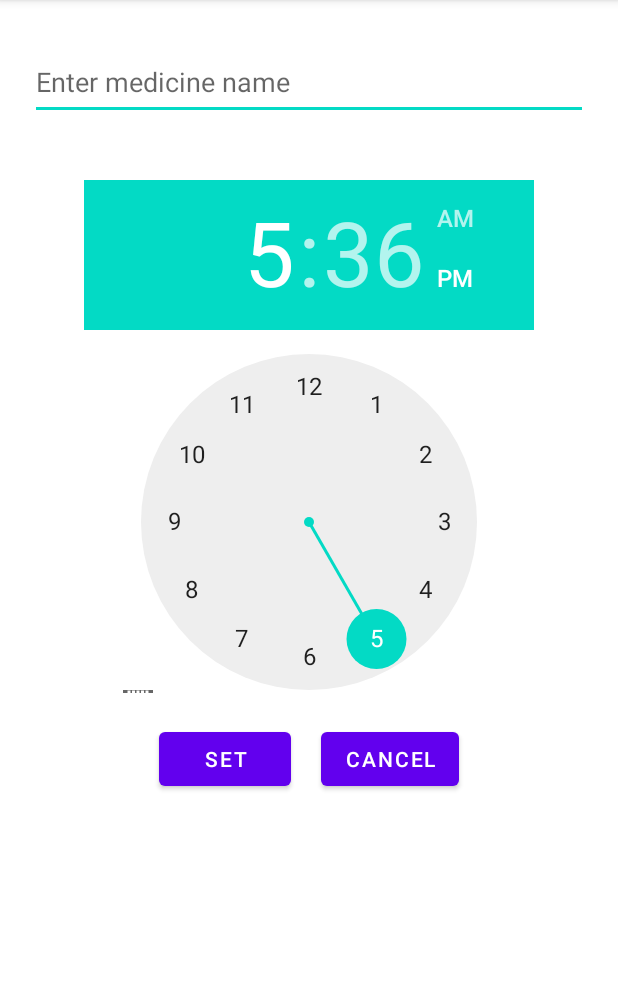
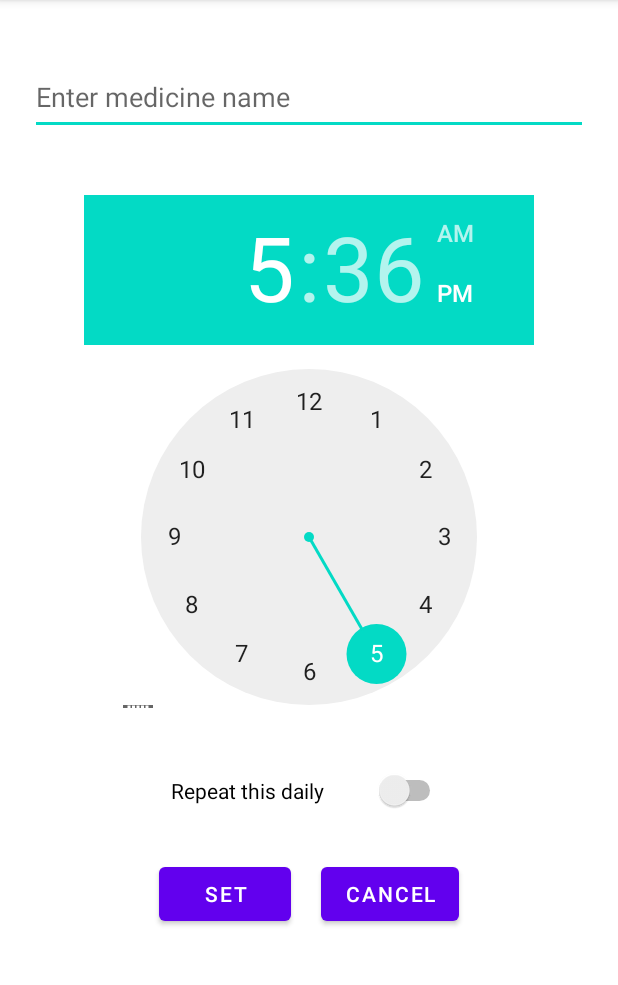
Before and after one commit to tomaandreisacuiu/SmartWaterBottleApp, an Android app: the SetReminderActivity screen opened directly, with no data from a screen before it, on a phone screen of 412 x 824 dp, the part 84-1069 px from its top. Run offline under Robolectric (Android 15) with nearby library versions, the phone set to English and light mode, and no system bars.

Commit message:
new "repeat daily" function added to the SetReminder activity class. multiple notifications work

```diff
--- a/app/src/main/java/com/example/smartwaterbottle/SetReminderActivity.java
+++ b/app/src/main/java/com/example/smartwaterbottle/SetReminderActivity.java
@@ -13,6 +13,7 @@ import android.os.Bundle;
 import android.view.MenuItem;
 import android.view.View;
 import android.widget.EditText;
+import android.widget.Switch;
 import android.widget.TimePicker;
 import android.widget.Toast;
 
@@ -22,60 +23,27 @@ import java.util.Calendar;
 
 public class SetReminderActivity extends AppCompatActivity implements View.OnClickListener{
 
-    private int notificationId = 1;
+    //private int notificationId = 1;
 
     DrawerLayout drawerLayout;
     NavigationView navigationView;
     ActionBarDrawerToggle drawerToggle;
+    Switch repeatSwitch;
 
     @Override
     protected void onCreate(Bundle savedInstanceState) {
         super.onCreate(savedInstanceState);
         setContentView(R.layout.activity_set_reminder);
 
+        // BUTTONS SETUP
         findViewById(R.id.setBtn).setOnClickListener(this);
         findViewById(R.id.cancelBtn).setOnClickListener(this);
-//
-//        drawerLayout = findViewById(R.id.drawer_layout);
-//        navigationView = findViewById(R.id.nav_view);
-//        drawerToggle = new ActionBarDrawerToggle(this, drawerLayout, R.string.open, R.string.close);
-//        drawerLayout.addDrawerListener(drawerToggle);
-//        drawerToggle.syncState();
-//        getSupportActionBar().setDisplayHomeAsUpEnabled(true);
-//        navigationView.setNavigationItemSelectedListener(new NavigationView.OnNavigationItemSelectedListener() {
-//            @Override
-//            public boolean onNavigationItemSelected(@NonNull MenuItem item) {
-//                switch (item.getItemId()) {
-//                    case R.id.schedule:
-//                    {
-//                        Intent activity2Intent3 = new Intent(getApplicationContext(), MainActivity.class);
-//                        startActivity(activity2Intent3);
-//                        //Toast.makeText(MainActivity.this, "Schedule Selected", Toast.LENGTH_SHORT).show();
-//                        break;
-//                    }
-//                    case R.id.waterIntake:
-//                    {
-//                        Intent activity2Intent2 = new Intent(getApplicationContext(), Activity3.class);
-//                        startActivity(activity2Intent2);
-//                        //Toast.makeText(MainActivity.this, "water Intake Selected", Toast.LENGTH_SHORT).show();
-//                        break;
-//
-//                    }
-//                    case R.id.setting:
-//                    {
-//                        //Toast.makeText(MainActivity.this, "settings Selected", Toast.LENGTH_SHORT).show();
-//                        Intent activity2Intent = new Intent(getApplicationContext(), Activity2.class);
-//                        startActivity(activity2Intent);
-//                        break;
-//
-//                    }
-//                }
-//                return false;
-//            }
-//        });
 
+        // SWITCH FOR REPEAT SETUP
+        repeatSwitch = findViewById(R.id.switch1);
     }
 
+    private int notificationIdCounter = 0;
 
     @Override
     public void onClick(View view) {
@@ -84,8 +52,9 @@ public class SetReminderActivity extends AppCompatActivity implements View.OnCli
 
         //Set notificaton ID and text
         Intent intent  = new Intent(SetReminderActivity.this, AlarmReceiver.class);
-        intent.putExtra("notificationId", notificationId);
+        intent.putExtra("notificationId", notificationIdCounter);
         intent.putExtra("todo", editText.getText().toString());
+        notificationIdCounter++;
 
         PendingIntent alarmIntent = PendingIntent.getBroadcast(SetReminderActivity.this,
                 0, intent, PendingIntent.FLAG_CANCEL_CURRENT);
@@ -103,7 +72,21 @@ public class SetReminderActivity extends AppCompatActivity implements View.OnCli
                 startTime.set(Calendar.SECOND, 0);
                 long alarmStartTime = startTime.getTimeInMillis();
 
-                alarm.set(AlarmManager.RTC_WAKEUP, alarmStartTime, alarmIntent);
+                //alarm.set(AlarmManager.RTC_WAKEUP, alarmStartTime, alarmIntent);
+
+                // BEGIN: CODE FOR REPEATING THE ALARM DAILY
+                long repeatInterval = AlarmManager.INTERVAL_DAY;
+                //long alarmStartTime;
+                //long repeatInterval = 600000;
+
+                if(repeatSwitch.isChecked()){
+                    alarm.setRepeating(AlarmManager.RTC_WAKEUP, alarmStartTime, repeatInterval, alarmIntent);
+                    Toast.makeText(this, "Done! Alarm will repeat daily", Toast.LENGTH_SHORT).show();
+                } else {
+                    alarm.set(AlarmManager.RTC_WAKEUP, alarmStartTime, alarmIntent);
+                    Toast.makeText(this, "Done!", Toast.LENGTH_SHORT).show();
+                }
+                // END: CODE FOR REPEATING THE ALARM DAILY
 
                 Toast.makeText(this, "Done!", Toast.LENGTH_SHORT).show();
                 Intent activity2Intent3 = new Intent(getApplicationContext(), MainActivity.class);
@@ -120,12 +103,6 @@ public class SetReminderActivity extends AppCompatActivity implements View.OnCli
 
     }
 
-//    public void openNewActivity(){
-//        Intent intent = new Intent(this, SetReminderActivity.class);
-//        startActivity(intent);
-//    }
-
-
     @Override
     public void onBackPressed() {
         if (drawerLayout.isDrawerOpen(GravityCompat.START)) {
--- a/app/src/main/res/layout/activity_main.xml
+++ b/app/src/main/res/layout/activity_main.xml
@@ -7,7 +7,6 @@
     xmlns:app="http://schemas.android.com/apk/res-auto"
     tools:context=".MainActivity"
     >
-
 
         <LinearLayout
             android:layout_width="match_parent"
@@ -21,9 +20,9 @@
                 android:id="@+id/editMyDetailsButton"
                 android:layout_width="wrap_content"
                 android:layout_height="wrap_content"
-                android:text="ADD MEDICINE REMINDER"
+                android:layout_gravity="center_horizontal"
                 android:layout_marginTop="300sp"
-                android:layout_gravity="center_horizontal"/>
+                android:text="ADD MEDICINE REMINDER" />
 
         </LinearLayout>
 
--- a/app/src/main/res/layout/activity_set_reminder.xml
+++ b/app/src/main/res/layout/activity_set_reminder.xml
@@ -1,4 +1,7 @@
 <?xml version="1.0" encoding="utf-8"?>
+<ScrollView xmlns:android="http://schemas.android.com/apk/res/android"
+    android:layout_width="match_parent"
+    android:layout_height="match_parent">
 
     <LinearLayout xmlns:android="http://schemas.android.com/apk/res/android"
         xmlns:app="http://schemas.android.com/apk/res-auto"
@@ -14,8 +17,8 @@
             android:id="@+id/textEditMedicine"
             android:layout_width="match_parent"
             android:layout_height="50dp"
-        android:layout_marginTop="10dp"
             android:layout_marginBottom="20dp"
+            android:layout_marginTop="20dp"
             android:hint="Enter medicine name"
             android:imeOptions="actionDone"
             android:singleLine="true"/>
@@ -24,30 +27,42 @@
             android:id="@+id/timePicker"
             android:layout_width="300dp"
             android:layout_height="342dp"
-        android:layout_marginTop="20dp"/>
+            android:layout_marginTop="20dp"
+            />
+
+        <Switch
+            android:id="@+id/switch1"
+            android:layout_width="183dp"
+            android:layout_height="50dp"
+            android:text="Repeat this daily"
+            android:layout_marginTop="30dp"
+            />
 
         <LinearLayout
             android:layout_width="match_parent"
             android:layout_height="wrap_content"
             android:gravity="center_horizontal"
+            android:orientation="horizontal"
             android:layout_marginTop="20dp"
-        android:orientation="horizontal">
+            >
 
             <Button
                 android:id="@+id/setBtn"
                 android:layout_width="wrap_content"
                 android:layout_height="wrap_content"
-            android:text="SET"
-            android:layout_marginRight="20dp"/>
+                android:layout_marginRight="20dp"
+                android:text="SET" />
 
             <Button
                 android:id="@+id/cancelBtn"
                 android:layout_width="wrap_content"
                 android:layout_height="wrap_content"
-            android:text="CANCEL"/>
+                android:text="CANCEL" />
 
 
         </LinearLayout>
 
 
     </LinearLayout>
+
+</ScrollView>
```
Also changed, not shown: app/src/main/AndroidManifest.xml (+9 -10 lines), app/src/main/java/com/example/smartwaterbottle/Activity3.java (+44 -14 lines), app/src/main/java/com/example/smartwaterbottle/AlarmReceiver.java (line endings or trailing spaces). Lines whose indentation alone changed are shown as unchanged.
